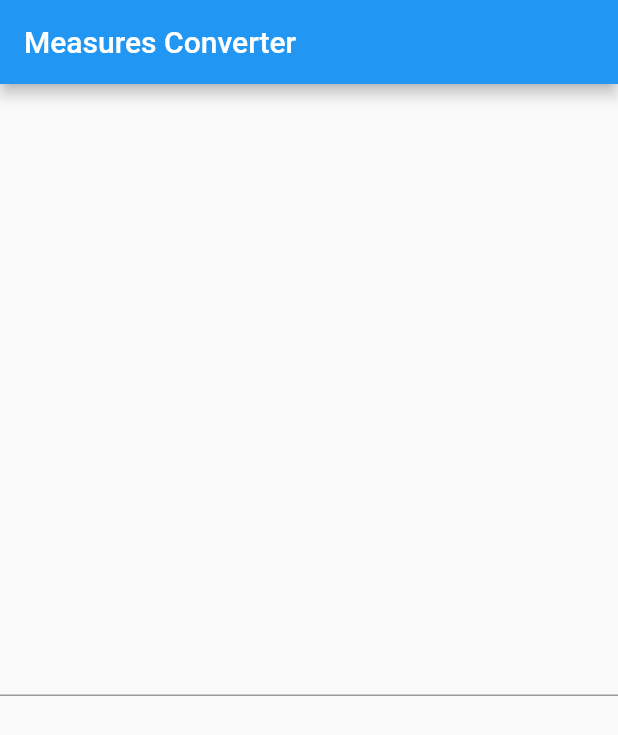
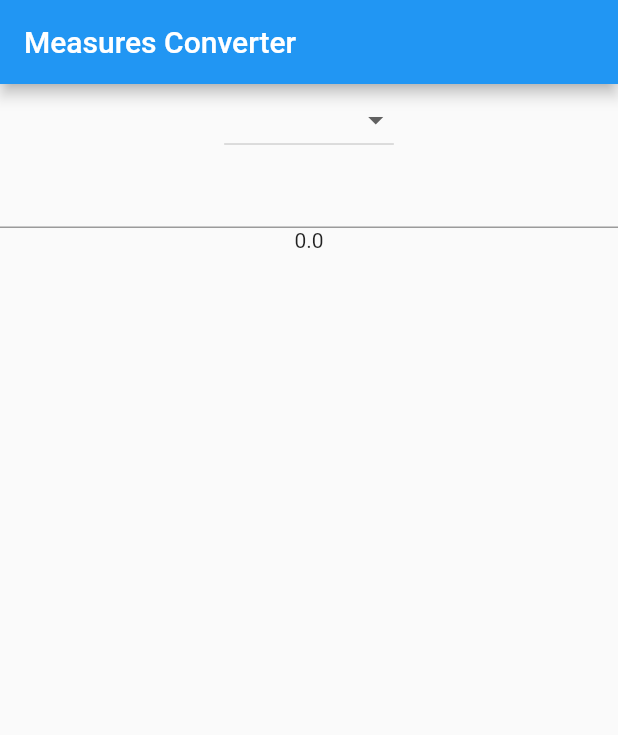
Before and after one commit to Guiffou-Joel/Unit-converter-Flutter-App, a Flutter app: the screen it shows after launch, on a phone screen of 412 x 824 dp. Shown: the top 735 px of the screen. Run offline on Flutter 3.47's test engine with Material 2 defaults, Android fonts, the phone set to English and light mode, and no system bars.

Commit message:
use DropDownButton

```diff
--- a/lib/main.dart
+++ b/lib/main.dart
@@ -9,6 +9,24 @@ class MyApp extends StatefulWidget {
 
 class MyAppState extends State<MyApp> {
   double _numberFrom;
+  String _startMeasure;
+  var fruits = ['Orange', 'Apple', 'Strawberry', 'Banana'];
+  final List<String> _measures = [
+    'meters',
+    'kilometers',
+    'grams',
+    'kilograms',
+    'feet',
+    'miles',
+    'pounds (lbs)',
+    'ounces',
+  ];
+  @override
+  void initState() {
+    _numberFrom = 0;
+    super.initState();
+  }
+
   @override
   Widget build(BuildContext context) {
     return MaterialApp(
@@ -18,7 +36,37 @@ class MyAppState extends State<MyApp> {
           title: Text('Measures Converter'),
         ),
         body: Center(
-          child: TextField(),
+          child: Column(
+            children: [
+              DropdownButton(
+                value: _startMeasure,
+                items: _measures.map((String value) {
+                  return DropdownMenuItem<String>(
+                    value: value,
+                    child: Text(value),
+                  );
+                }).toList(),
+                onChanged: (value) {
+                  setState(() {
+                    _startMeasure = value;
+                  });
+                },
+              ),
+              TextField(
+                onChanged: (text) {
+                  var rv = double.tryParse(text);
+                  // print(rv);
+                  if (rv != null) {
+                    setState(() {
+                      _numberFrom = rv;
+                      print(_numberFrom);
+                    });
+                  }
+                },
+              ),
+              Text((_numberFrom == null) ? "" : _numberFrom.toString()),
+            ],
+          ),
         ),
       ),
     );
```
